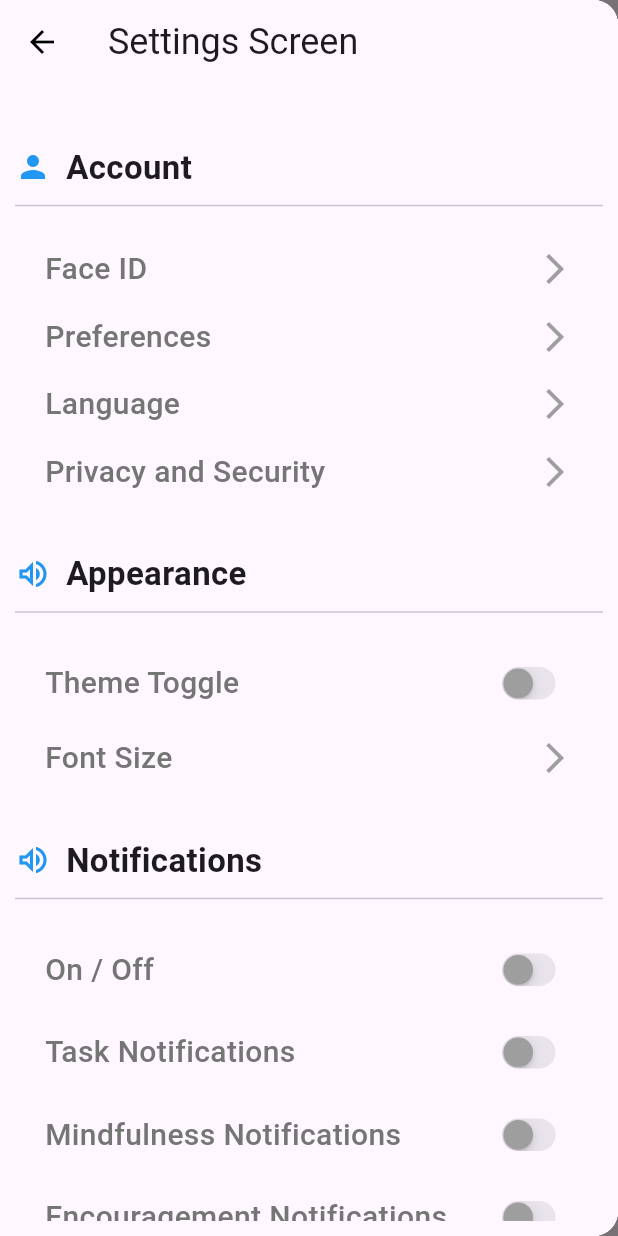
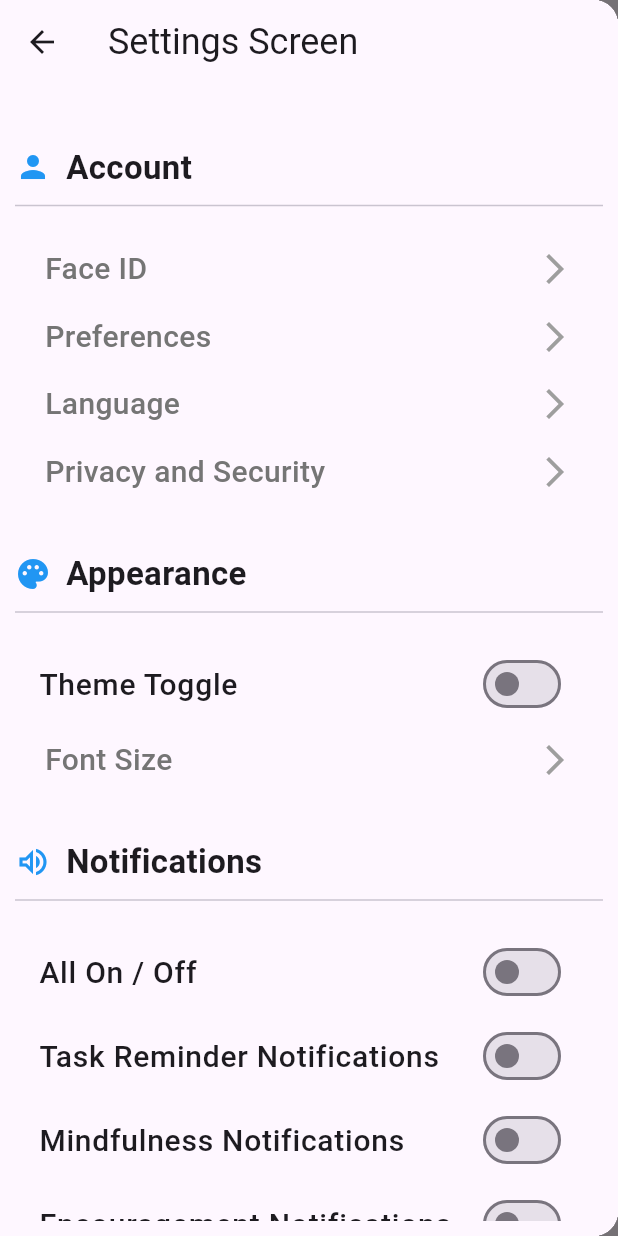
Before and after one commit to sebastiangalloway/Pyramids, a Flutter app: the screen it shows after launch, with the side drawer open, on a phone screen of 412 x 824 dp. Run offline on Flutter 3.47's test engine with Material 3 defaults, Android fonts, the phone set to English and light mode, and no system bars; our stand-ins replace isar, shared_preferences; accounts and stored records are empty; generated files the repository leaves out were written again.

Commit message:
theme toggle implementation and buildtoggleoption function

```diff
--- a/lib/main.dart
+++ b/lib/main.dart
@@ -1,6 +1,7 @@
 import 'package:flutter/material.dart';
 import 'package:provider/provider.dart';
 import 'screens/task_screen.dart';
+import 'providers/theme_provider.dart';
 import 'screens/add_task_screen.dart';
 import 'models/task_database.dart';
 import 'main_home_screen.dart';
@@ -12,7 +13,10 @@ void main() async {
   runApp(
     MultiProvider(
       providers: [
-        ChangeNotifierProvider(create: (context) => TaskDatabase()), // Non-ChangeNotifier provider
+        ChangeNotifierProvider(
+          create: (context) => TaskDatabase()),
+        ChangeNotifierProvider(
+          create: (context) => ThemeProvider()), // Non-ChangeNotifier provider
       ],
       child: const MyApp(),
     ),
@@ -24,15 +28,15 @@ class MyApp extends StatelessWidget {
 
   @override
   Widget build(BuildContext context) {
+    final themeProvider = Provider.of<ThemeProvider>(context); // ✅ Get instance
+
     return MaterialApp(
       //TODO set boolean to false once done with app
       debugShowCheckedModeBanner: true,
       home: MainHomeScreen(),
-      theme: ThemeData(
-        //TODO add dark/light mode toggle to settings
-        brightness: Brightness.light,
-        //brightness: SettingsScreen().themeSetting,
-      ),
+      themeMode: themeProvider.themeMode, // ✅ Use the provider
+      theme: ThemeData.light(),
+      darkTheme: ThemeData.dark(),
 
       initialRoute: '/',
       routes: {
--- /dev/null
+++ b/lib/providers/theme_provider.dart
@@ -0,0 +1,31 @@
+import 'package:flutter/material.dart';
+import 'package:shared_preferences/shared_preferences.dart';
+
+class ThemeProvider extends ChangeNotifier {
+  ThemeMode _themeMode = ThemeMode.system;
+
+  ThemeMode get themeMode => _themeMode;
+
+  ThemeProvider() {
+    _loadTheme();
+  }
+
+  void toggleTheme(bool isDarkMode) async {
+    _themeMode = isDarkMode ? ThemeMode.dark : ThemeMode.light;
+    notifyListeners();
+
+    SharedPreferences prefs = await SharedPreferences.getInstance();
+    await prefs.setBool('isDarkMode', isDarkMode);
+  }
+
+  Future<void> _loadTheme() async {
+    SharedPreferences prefs = await SharedPreferences.getInstance();
+    bool? isDarkMode = prefs.getBool('isDarkMode');
+
+    _themeMode = isDarkMode == null
+        ? ThemeMode.system
+        : (isDarkMode ? ThemeMode.dark : ThemeMode.light);
+
+    notifyListeners();
+  }
+}
--- a/lib/screens/settings_screen.dart
+++ b/lib/screens/settings_screen.dart
@@ -1,6 +1,8 @@
 import 'package:flutter/cupertino.dart';
 import 'package:flutter/material.dart';
 import 'package:url_launcher/url_launcher.dart';
+import 'package:provider/provider.dart';
+import '../providers/theme_provider.dart';
 
 class SettingsScreen extends StatefulWidget {
   const SettingsScreen({super.key});
@@ -68,6 +70,9 @@ class _SettingsScreen extends State<SettingsScreen> {
 
   @override
   Widget build(BuildContext context) {
+    final themeProvider = Provider.of<ThemeProvider>(context); // ✅ Get instance
+    bool isDarkMode = themeProvider.themeMode == ThemeMode.dark;
+
     return Scaffold(
       appBar: AppBar(
         title: Text('Settings Screen', style: TextStyle(fontSize: 24)),
@@ -77,10 +82,9 @@ class _SettingsScreen extends State<SettingsScreen> {
           },
           icon: Icon(
             Icons.arrow_back,
-                color: Colors.black,
-              ))),
-      //backgroundColor: colorSetting,
-      //brightness: themeSetting,
+          )
+        )
+      ),
 
       body: Container(
           padding: const EdgeInsets.all(10),
@@ -108,7 +112,7 @@ class _SettingsScreen extends State<SettingsScreen> {
               SizedBox(height: 30),
               Row(
                 children: [
-                  Icon(Icons.volume_up_outlined, color: Colors.blue),
+                  Icon(Icons.palette, color: Colors.blue),
                   SizedBox(width: 10),
                   Text("Appearance",
                       style:
@@ -117,8 +121,11 @@ class _SettingsScreen extends State<SettingsScreen> {
               ),
               Divider(height: 20, thickness: 1),
               SizedBox(height: 10),
-              buildNotificationOptions(
-                  "Theme Toggle", notification_1, onChangeFunction1),
+              buildToggleOption("Theme Toggle", isDarkMode, (value) {
+                setState(() {
+                  themeProvider.toggleTheme(value);
+                });
+              }),
               buildAccountOption(context, "Font Size"),
               SizedBox(height: 30),
               Row(
@@ -132,13 +139,13 @@ class _SettingsScreen extends State<SettingsScreen> {
               ),
               Divider(height: 20, thickness: 1),
               SizedBox(height: 10),
-              buildNotificationOptions(
-                "On / Off", notification_2, onChangeFunction2),
-              buildNotificationOptions(
-                "Task Notifications", notification_3, onChangeFunction3),
-              buildNotificationOptions(
+              buildToggleOption(
+                "All On / Off", notification_2, onChangeFunction2),
+              buildToggleOption(
+                "Task Reminder Notifications", notification_3, onChangeFunction3),
+              buildToggleOption(
                 "Mindfulness Notifications", notification_4, onChangeFunction4),
-              buildNotificationOptions(
+              buildToggleOption(
                 "Encouragement Notifications", notification_5, onChangeFunction5),
               SizedBox(height: 30),
                             Row(
@@ -156,7 +163,7 @@ class _SettingsScreen extends State<SettingsScreen> {
               Divider(height: 20, thickness: 1),
               SizedBox(height: 10),
               ListTile(
-                leading: Icon(Icons.info),
+                leading: Icon(Icons.public),
                 title: Text('About',
                     style: TextStyle(
                         fontSize: 20,
@@ -166,7 +173,7 @@ class _SettingsScreen extends State<SettingsScreen> {
                 onTap: _launchURL1, // Call the function when tapped
               ),
               ListTile(
-                leading: Icon(Icons.info),
+                leading: Icon(Icons.public),
                 title: Text('Meet the Developer',
                     style: TextStyle(
                         fontSize: 20,
@@ -185,10 +192,9 @@ class _SettingsScreen extends State<SettingsScreen> {
                     )
                   ),
                   onPressed: () {},
-                  child: Text("SIGN OUT", style: TextStyle(
+                  child: Text("SIGN IN/OUT", style: TextStyle(
                     fontSize: 10,
                     letterSpacing: 2.2,
-                    color: Colors.black
                   ),),
                 ),
               ),
@@ -199,29 +205,22 @@ class _SettingsScreen extends State<SettingsScreen> {
     );
   }
 
-  Padding buildNotificationOptions(
-      String title, bool value, Function onChangeMedthod) {
-    return Padding(
-        padding: const EdgeInsets.symmetric(vertical: 8, horizontal: 20),
-        child: Row(
-          mainAxisAlignment: MainAxisAlignment.spaceBetween,
-          children: [
-            Text(title,
+Widget buildToggleOption(String title, bool value, void Function(bool) onChangeMethod) {
+  return ListTile(
+    title: Text(title,
       style: TextStyle(
         fontSize: 20,
         fontWeight: FontWeight.w500,
-                    color: Colors.grey[600])),
-            Transform.scale(
-                scale: 0.7,
-                child: CupertinoSwitch(
-                    activeTrackColor: Colors.blue,
-                    inactiveThumbColor: Colors.grey,
+      )
+    ),
+    trailing: Switch(
       value: value,
+      activeColor: Colors.blue,
       onChanged: (bool newValue) {
-                      onChangeMedthod(newValue);
-                    }))
-          ],
-        ));
+        onChangeMethod(newValue); // ✅ Calls the provided function
+      },
+    ),
+  );
 }
 
   GestureDetector buildAccountOption(BuildContext context, String title, {VoidCallback? onTap}) {
--- a/pubspec.yaml
+++ b/pubspec.yaml
@@ -34,11 +34,11 @@ dependencies:
 
   # The following adds the Cupertino Icons font to your application.
   # Use with the CupertinoIcons class for iOS style icons.
-  cupertino_icons: ^1.0.8
   isar: ^3.1.0+1
   isar_flutter_libs: ^3.1.0+1
   path_provider: ^2.1.5
   url_launcher: ^6.3.1
+  shared_preferences: ^2.5.2
 
 dev_dependencies:
   flutter_test:
```
Also changed, not shown: pubspec.lock, 1 other file. Lines whose indentation alone changed are shown as unchanged.
